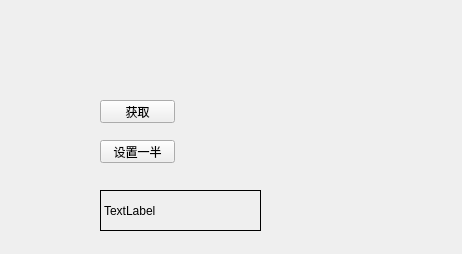
Old version of the form userdefine/widget.ui in the repository MrDalili/qtStudy.
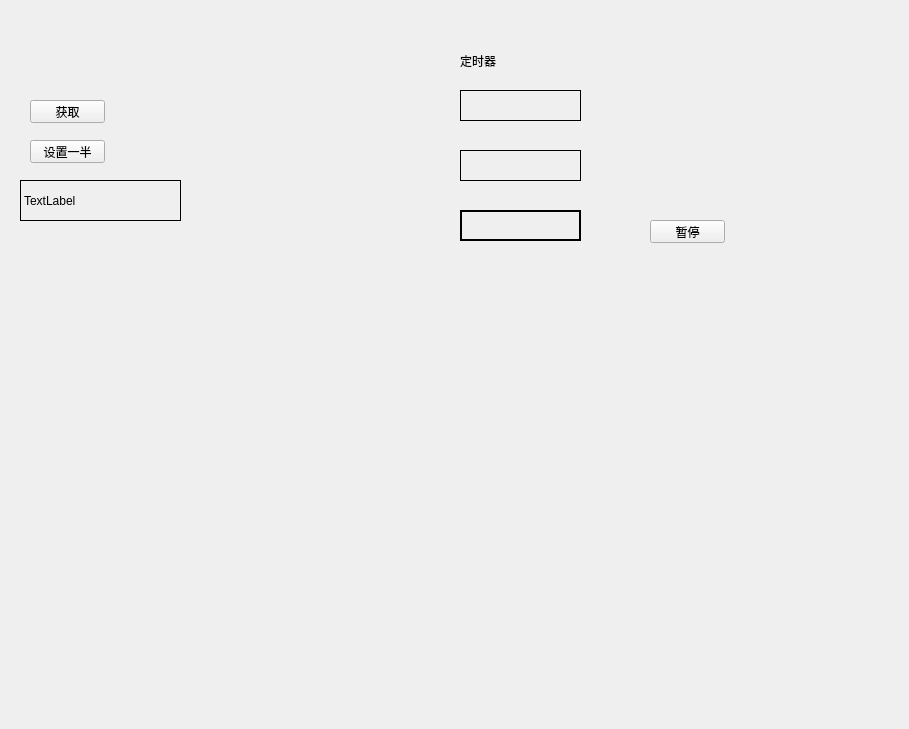
New version of the form. Custom widgets are drawn as their Qt base class.

Commit message: 定时器学习

```diff
--- a/userdefine/widget.ui
+++ b/userdefine/widget.ui
@@ -6,8 +6,8 @@
    <rect>
     <x>0</x>
     <y>0</y>
-    <width>462</width>
-    <height>254</height>
+    <width>909</width>
+    <height>729</height>
    </rect>
   </property>
   <property name="windowTitle">
@@ -16,7 +16,7 @@
   <widget class="QPushButton" name="getButton">
    <property name="geometry">
     <rect>
-     <x>100</x>
+     <x>30</x>
      <y>100</y>
      <width>75</width>
      <height>23</height>
@@ -29,7 +29,7 @@
   <widget class="QPushButton" name="setButton">
    <property name="geometry">
     <rect>
-     <x>100</x>
+     <x>30</x>
      <y>140</y>
      <width>75</width>
      <height>23</height>
@@ -42,7 +42,7 @@
   <widget class="mytool" name="widget" native="true">
    <property name="geometry">
     <rect>
-     <x>30</x>
+     <x>20</x>
      <y>40</y>
      <width>271</width>
      <height>61</height>
@@ -52,8 +52,8 @@
   <widget class="MyMouseEvent" name="label">
    <property name="geometry">
     <rect>
-     <x>100</x>
-     <y>190</y>
+     <x>20</x>
+     <y>180</y>
      <width>161</width>
      <height>41</height>
     </rect>
@@ -65,6 +65,80 @@
     <string>TextLabel</string>
    </property>
   </widget>
+  <widget class="QLabel" name="label_2">
+   <property name="geometry">
+    <rect>
+     <x>460</x>
+     <y>50</y>
+     <width>111</width>
+     <height>21</height>
+    </rect>
+   </property>
+   <property name="text">
+    <string>定时器</string>
+   </property>
+  </widget>
+  <widget class="QLabel" name="timeer_1">
+   <property name="geometry">
+    <rect>
+     <x>460</x>
+     <y>90</y>
+     <width>121</width>
+     <height>31</height>
+    </rect>
+   </property>
+   <property name="frameShape">
+    <enum>QFrame::Box</enum>
+   </property>
+   <property name="text">
+    <string/>
+   </property>
+  </widget>
+  <widget class="QLabel" name="timer_2">
+   <property name="geometry">
+    <rect>
+     <x>460</x>
+     <y>150</y>
+     <width>121</width>
+     <height>31</height>
+    </rect>
+   </property>
+   <property name="frameShape">
+    <enum>QFrame::Panel</enum>
+   </property>
+   <property name="text">
+    <string/>
+   </property>
+  </widget>
+  <widget class="QLabel" name="timer_3">
+   <property name="geometry">
+    <rect>
+     <x>460</x>
+     <y>210</y>
+     <width>121</width>
+     <height>31</height>
+    </rect>
+   </property>
+   <property name="frameShape">
+    <enum>QFrame::WinPanel</enum>
+   </property>
+   <property name="text">
+    <string/>
+   </property>
+  </widget>
+  <widget class="QPushButton" name="stop">
+   <property name="geometry">
+    <rect>
+     <x>650</x>
+     <y>220</y>
+     <width>75</width>
+     <height>23</height>
+    </rect>
+   </property>
+   <property name="text">
+    <string>暂停</string>
+   </property>
+  </widget>
  </widget>
  <customwidgets>
   <customwidget>
```
The commit also changes 2 other files.
